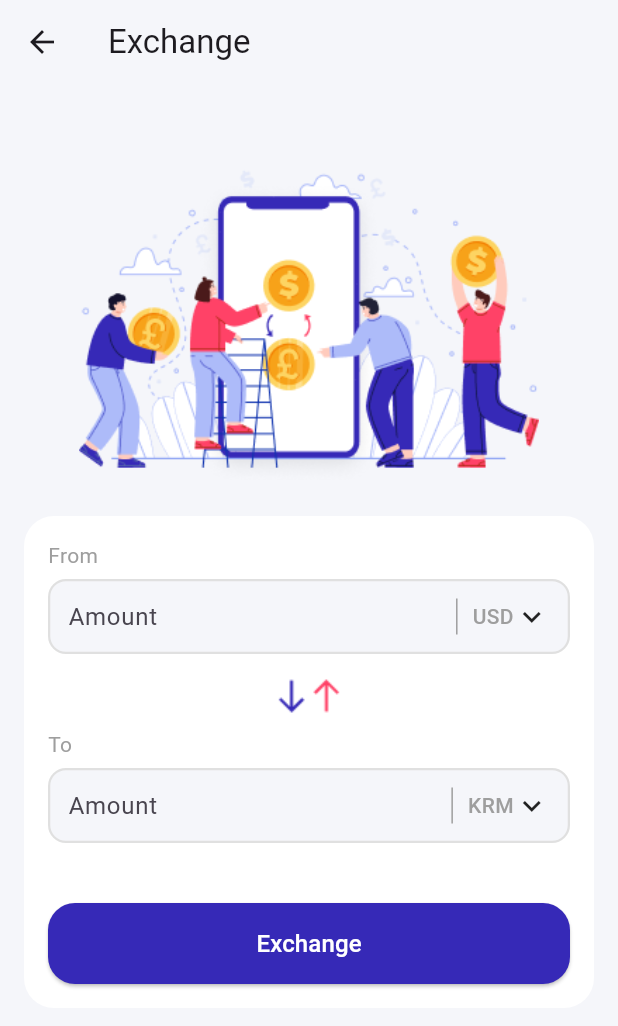
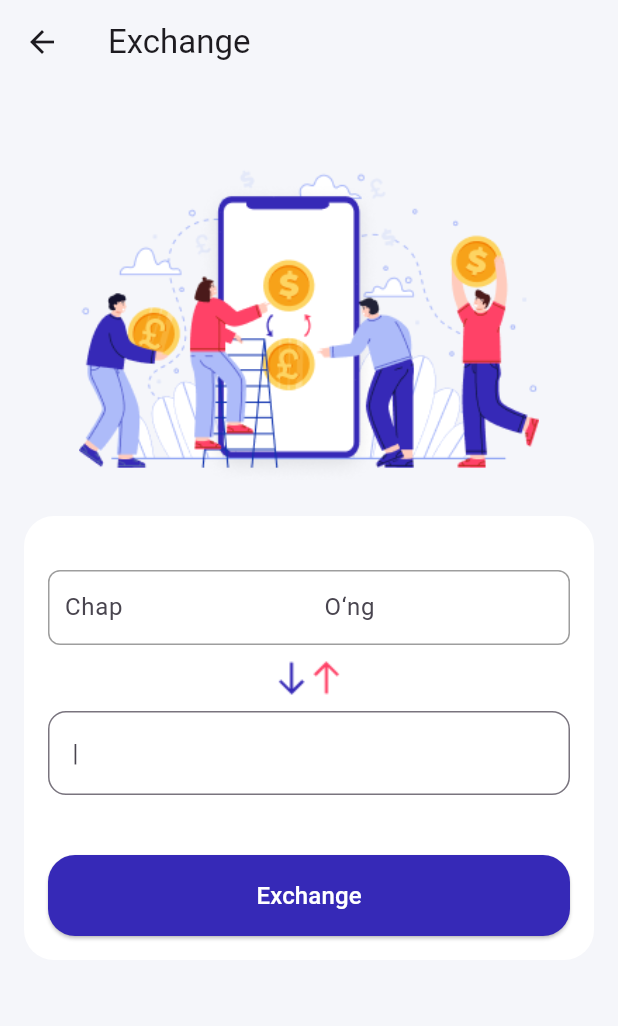
Before and after one commit to izzatillo20050606/FinPayBank, a Flutter app: the SearchPage screen opened directly, after a tap on "Exchange", on a phone screen of 412 x 824 dp. Shown: the top 1026 px of the screen. Run offline on Flutter 3.47's test engine with Material 3 defaults, Android fonts, the phone set to English and light mode, and no system bars; our stand-ins replace flutter_svg.

Commit message:
search in exchange page ishi tugamadi

```diff
--- a/lib/main.dart
+++ b/lib/main.dart
@@ -1,5 +1,3 @@
-import 'package:finpay_bank/screens/auth/sign_in_page.dart';
-import 'package:finpay_bank/screens/home/home_page.dart';
 import 'package:finpay_bank/main_page.dart';
 import 'package:flutter/material.dart';
 
--- a/lib/main_page.dart
+++ b/lib/main_page.dart
@@ -32,10 +32,7 @@ class _MainPageState extends State<MainPage> {
         items: const [
           BottomNavigationBarItem(icon: Icon(Icons.home), label: "Home"),
           BottomNavigationBarItem(icon: Icon(Icons.search), label: "Search"),
-          BottomNavigationBarItem(
-            icon: Icon(Icons.message),
-            label: "Sign In",
-          ),
+          BottomNavigationBarItem(icon: Icon(Icons.message),label: "Sign In",),
           BottomNavigationBarItem(icon: Icon(Icons.settings), label: "Settings"),
         ],
       ),
--- a/lib/screens/home/home_page.dart
+++ b/lib/screens/home/home_page.dart
@@ -3,8 +3,6 @@ import 'package:finpay_bank/screens/auth/forgot_password_page.dart';
 import 'package:finpay_bank/screens/auth/sign_in_page.dart';
 import 'package:finpay_bank/screens/auth/sign_up_page.dart';
 import 'package:finpay_bank/screens/home/search_page.dart';
-import 'package:finpay_bank/screens/search_edit/Interest_page.dart';
-import 'package:finpay_bank/main_page.dart';
 import 'package:finpay_bank/screens/widgets/home_widgets.dart';
 import 'package:flutter/material.dart';
 
--- a/lib/screens/home/search_page.dart
+++ b/lib/screens/home/search_page.dart
@@ -52,7 +52,7 @@ class SearchPage extends StatelessWidget {
               ontap: () {
                 Navigator.push(
                   context,
-                  MaterialPageRoute(builder: (context) =>ExchangePage(currency: '',)),
+                  MaterialPageRoute(builder: (context) =>ExchangePage()),
                 );
               },
               title: 'Exchange',
--- a/lib/screens/search_edit/exchange.dart
+++ b/lib/screens/search_edit/exchange.dart
@@ -1,56 +1,14 @@
-// import 'package:flutter/material.dart';
-
-// class ExchangePage extends StatelessWidget {
-//   const ExchangePage({super.key});
-
-//   @override
-//   Widget build(BuildContext context) {
-//     return Scaffold(
-//       appBar: AppBar(
-//         title: Text("Exchange rate"),
-//         backgroundColor: Colors.white,
-//       ),
-//       body: Padding(
-//         padding: const EdgeInsets.all(14.0),
-//         child: Column(
-//           children: [
-//             Center(
-//               child: Image.asset(
-//                 "assets/images/exchenge.png",
-//                 width: double.infinity,
-//                 height: 212,
-//               ),
-//             ),
-//             SizedBox(height: 20),
-//             Container(height: 200,width: double.infinity,
-//               decoration: BoxDecoration(
-//                 borderRadius: BorderRadius.circular(12),
-//                 color: Colors.grey,
-//               ),
-//             ),
-//           ],
-//         ),
-//       ),
-//     );
-//   }
-// }
-import 'package:finpay_bank/screens/widgets/exchenge_inputs_widget.dart';
 import 'package:finpay_bank/screens/widgets/sign_page.dart';
 import 'package:flutter/material.dart';
 
 class ExchangePage extends StatefulWidget {
-  final String currency;
-  const ExchangePage({super.key, required this.currency});
+  const ExchangePage({super.key});
   @override
   State<ExchangePage> createState() => _ExchangePageState();
 }
 
 class _ExchangePageState extends State<ExchangePage> {
-  final TextEditingController fromController = TextEditingController();
-  final TextEditingController toController = TextEditingController();
-  String fromCurrency = "USD";
-  String toCurrency = "KRM";
-  List<String> currencies = ["VND", "HK\$", "USD", "NT\$", "J\$"];
+  List<String> valyuta = ["VND", "HK\$", "USD", "NT\$", "J\$"];
   @override
   Widget build(BuildContext context) {
     return Scaffold(
@@ -58,7 +16,6 @@ class _ExchangePageState extends State<ExchangePage> {
       appBar: AppBar(
         title: const Text("Exchange"),
         backgroundColor: Colors.transparent,
-
       ),
       body: SingleChildScrollView(
         child: Padding(
@@ -78,30 +35,53 @@ class _ExchangePageState extends State<ExchangePage> {
                 ),
                 child: Column(
                   children: [
-                    input(
-                      title: "From",
-                      controller: fromController,
-                      currency: fromCurrency,
-                      isFrom: true,
-                      onChanged: () {},
-                      onCurrencyTap: () {},
+                    const SizedBox(height: 20),
+                    Container(
+                      padding: EdgeInsets.symmetric(horizontal: 10),
+                      decoration: BoxDecoration(
+                        border: Border.all(color: Colors.grey),
+                        borderRadius: BorderRadius.circular(8),
+                      ),
+                      child: Row(
+                        children: [
+                          Expanded(
+                            child: TextField(
+                              decoration: InputDecoration(
+                                border: InputBorder.none,
+                                hintText: "Chap",
+                              ),
+                            ),
+                          ),
+                          VerticalDivider(
+                            color: Colors.grey,
+                            thickness: 1,
+                            width: 20,
+                          ),
+                          Expanded(
+                            child: TextField(
+                              decoration: InputDecoration(
+                                border: InputBorder.none,
+                                hintText: "O‘ng",
+                              ),
+                            ),
+                          ),
+                        ],
+                      ),
                     ),
-
-                    const SizedBox(height: 16),
+                    const SizedBox(height: 10),
 
                     Center(child: Image.asset("assets/images/tepa_past.png")),
 
                     const SizedBox(height: 10),
-
-                    input(
-                      title: "To",
-                      controller: toController,
-                      currency: toCurrency,
-                      isFrom: false,
-                      onChanged: () {},
-                      onCurrencyTap: () {},
+                    TextField(
+                      obscureText: true,
+                      decoration: InputDecoration(
+                        border: OutlineInputBorder(
+                          borderRadius: BorderRadius.circular(12),
+                        ),
+                        labelText: '|',
+                      ),
                     ),
-
                     const SizedBox(height: 20),
 
                     SizedBox(height: 20),
--- a/lib/screens/widgets/exchenge_inputs_widget.dart
+++ b/lib/screens/widgets/exchenge_inputs_widget.dart
@@ -1,69 +1,69 @@
-import 'package:flutter/material.dart';
+// import 'package:flutter/material.dart';
 
-Widget input({
-  required String title,
-  required TextEditingController controller,
-  required String currency,
-  required bool isFrom,
-  required VoidCallback onChanged,
-  required VoidCallback onCurrencyTap,
-}) {
-  bool isFilled = controller.text.isNotEmpty;
+// Widget input({
+//   required String title,
+//   required TextEditingController controller,
+//   required String summa,
+//   required bool isFrom,
+//   required VoidCallback onChanged,
+//   required VoidCallback onTapValyuta,
+// }) {
+//   bool isFilled = controller.text.isNotEmpty;
 
-  return Column(
-    crossAxisAlignment: CrossAxisAlignment.start,
-    children: [
-      Text(title, style: const TextStyle(color: Colors.grey)),
-      const SizedBox(height: 6),
+//   return Column(
+//     crossAxisAlignment: CrossAxisAlignment.start,
+//     children: [
+//       Text(title, style: const TextStyle(color: Colors.grey)),
+//       const SizedBox(height: 6),
 
-      Container(
-        padding: const EdgeInsets.symmetric(horizontal: 12),
-        height: 50,
-        decoration: BoxDecoration(
-          color: const Color(0xffF5F6FA),
-          borderRadius: BorderRadius.circular(12),
-          border: Border.all(
-            color: isFilled ? Colors.blue : Colors.grey.shade300,
-            width: 1.5,
-          ),
-        ),
-        child: Row(
-          children: [
-            Expanded(
-              child: TextField(
-                controller: controller,
-                onChanged: (_) => onChanged(),
-                decoration: const InputDecoration(
-                  border: InputBorder.none,
-                  hintText: "Amount",
-                ),
-              ),
-            ),
-            Container(
-              width: 1,
-              height: 24,
-              color: Colors.grey,
-              margin: const EdgeInsets.symmetric(horizontal: 10),
-            ),
+//       Container(
+//         padding: const EdgeInsets.symmetric(horizontal: 12),
+//         height: 50,
+//         decoration: BoxDecoration(
+//           color: const Color(0xffF5F6FA),
+//           borderRadius: BorderRadius.circular(12),
+//           border: Border.all(
+//             color: isFilled ? Colors.blue : Colors.grey.shade300,
+//             width: 1.5,
+//           ),
+//         ),
+//         child: Row(
+//           children: [
+//             Expanded(
+//               child: TextField(
+//                 controller: controller,
+//                 onChanged: (_) => onChanged(),
+//                 decoration: const InputDecoration(
+//                   border: InputBorder.none,
+//                   hintText: "Amount",
+//                 ),
+//               ),
+//             ),
+//             Container(
+//               width: 1,
+//               height: 24,
+//               color: Colors.grey,
+//               margin: const EdgeInsets.symmetric(horizontal: 10),
+//             ),
 
-            GestureDetector(
-              onTap: onCurrencyTap,
-              child: Row(
-                children: [
-                  Text(
-                    currency,
-                    style: TextStyle(
-                      color: isFilled ? Colors.blue : Colors.grey,
-                      fontWeight: FontWeight.w500,
-                    ),
-                  ),
-                  const Icon(Icons.keyboard_arrow_down),
-                ],
-              ),
-            ),
-          ],
-        ),
-      ),
-    ],
-  );
-}
+//             GestureDetector(
+//               onTap: onTapValyuta,
+//               child: Row(
+//                 children: [
+//                   Text(
+//                     summa,
+//                     style: TextStyle(
+//                       color: isFilled ? Colors.blue : Colors.grey,
+//                       fontWeight: FontWeight.w500,
+//                     ),
+//                   ),
+//                   const Icon(Icons.keyboard_arrow_down),
+//                 ],
+//               ),
+//             ),
+//           ],
+//         ),
+//       ),
+//     ],
+//   );
+// }
--- a/lib/screens/widgets/search_widgets.dart
+++ b/lib/screens/widgets/search_widgets.dart
@@ -1,5 +1,4 @@
 import 'package:flutter/material.dart';
-import 'package:flutter_svg/flutter_svg.dart';
 
 class SearchWidgets extends StatelessWidget {
   final String title;
```
Also changed, not shown: pubspec.lock.
